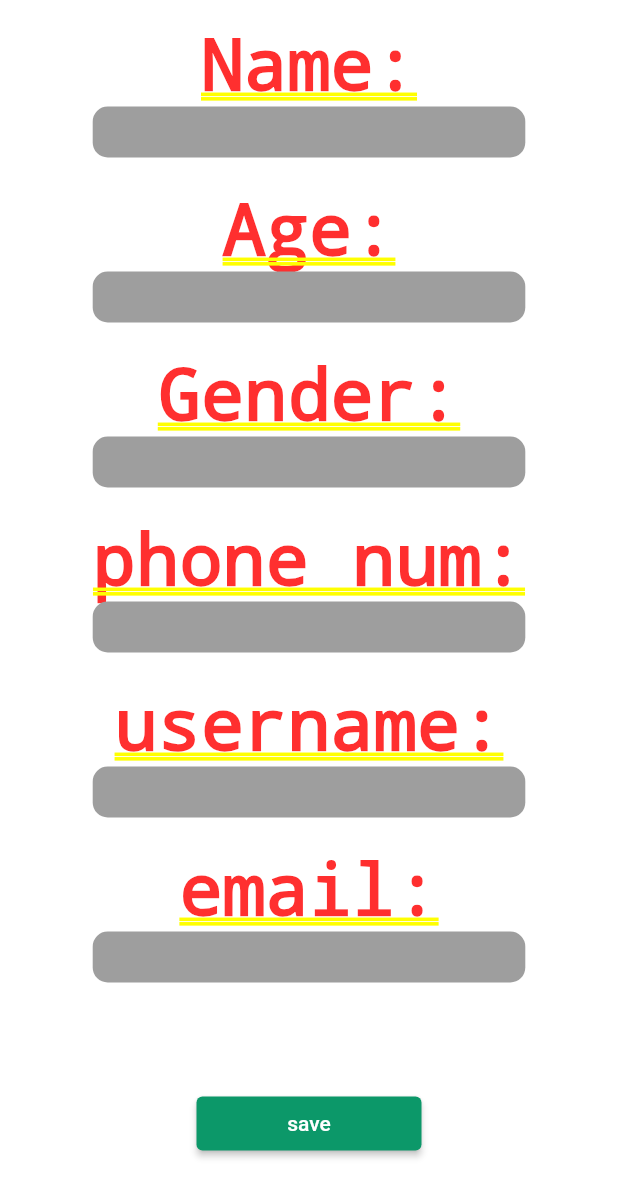
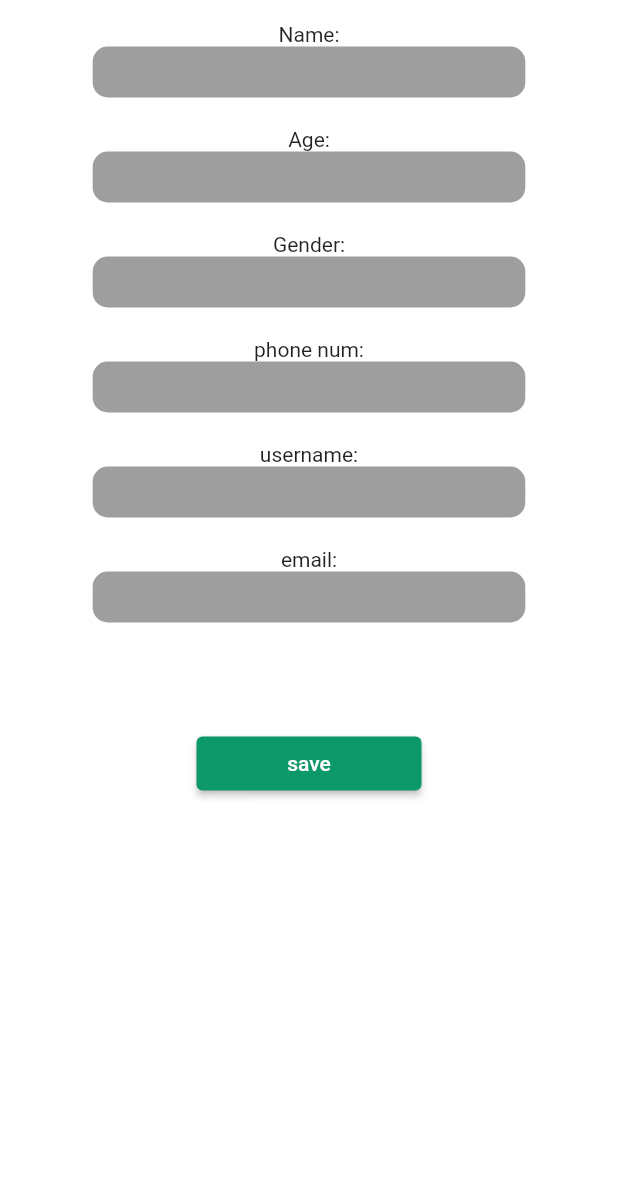
Before and after one commit to erel98/fastdelivery-frontend, a Flutter app: the ProfileWidget screen opened directly, on a phone screen of 412 x 824 dp. Shown: the top 1197 px of the screen. Run offline on Flutter 3.47's test engine with Material 2 defaults, Android fonts, the phone set to English and light mode, and no system bars; our stand-ins replace flutter_dotenv, flutter_easyloading, fluttertoast, font_awesome_flutter, pin_code_fields, shared_preferences; accounts and stored records are empty; statements that could not run were skipped.

Commit message:
final v2

```diff
--- a/lib/Controllers/Services/http_service.dart
+++ b/lib/Controllers/Services/http_service.dart
@@ -57,7 +57,6 @@ class HTTPService {
           .post(uri, headers: headers, body: jsonEncode(body))
           .then((http.Response response) {
         Map<String, dynamic> decodedResponse = jsonDecode(response.body);
-        print(response.body);
         API_Response api_response =
             API_Response(status: response.statusCode, body: decodedResponse);
         EasyLoading.dismiss();
--- a/lib/Views/Widgets/profile_widget.dart
+++ b/lib/Views/Widgets/profile_widget.dart
@@ -44,17 +44,14 @@ class _ProfileWidgetState extends State<ProfileWidget> {
 
   @override
   Widget build(BuildContext context) {
-
-    return CupertinoPageScaffold(
-      child: SafeArea(
+    return Scaffold(
+      body: SingleChildScrollView(
         child: Container(
           padding: const EdgeInsets.all(15),
           width: MediaQuery.of(context).size.width,
           // ignore: prefer_const_literals_to_create_immutables
-          child: Column(
-              crossAxisAlignment: CrossAxisAlignment.center,
-              //mainAxisAlignment: MainAxisAlignment.center,
-              children: [
+          child:
+              Column(crossAxisAlignment: CrossAxisAlignment.center, children: [
             const Text('Name:'),
             ProfileTextfield(
               controller: nameController,
```
Also changed, not shown: lib/Controllers/Services/user_service.dart (+3 -5 lines). Lines whose indentation alone changed are shown as unchanged.
